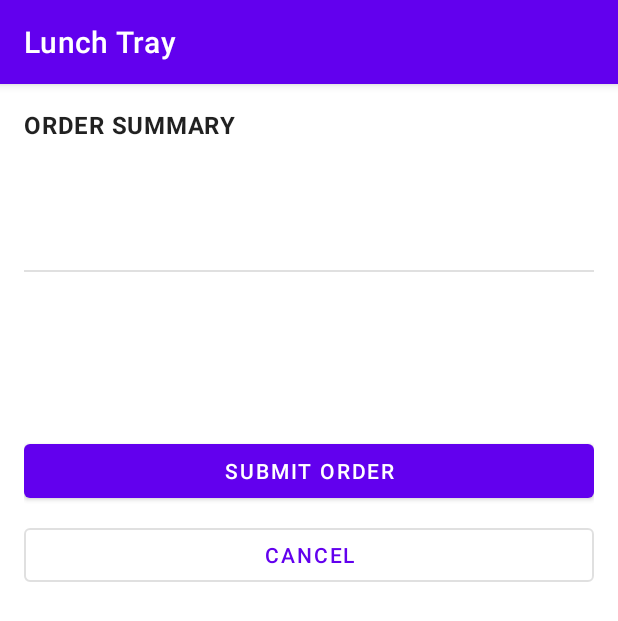
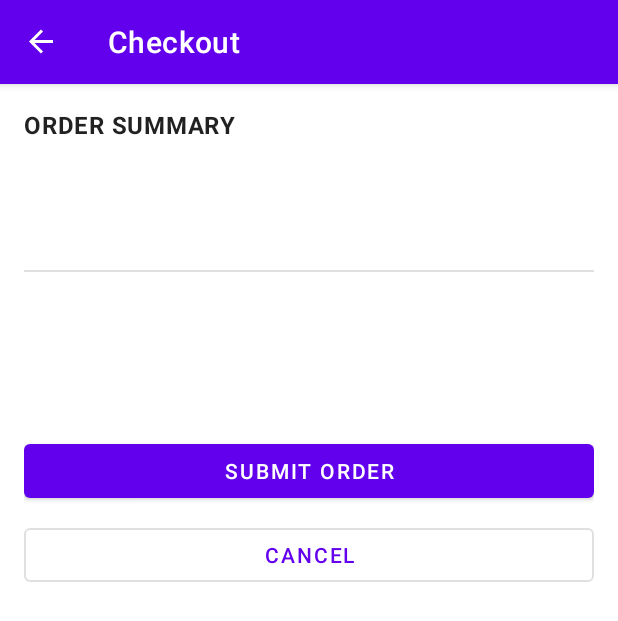
Before and after one commit to karineAntoniacomi/android-kotlin_lunch-tray-app, an Android app: the CheckoutFragment screen opened through its navigation route, on a phone screen of 412 x 824 dp. Shown: the top 621 px of the screen. Run offline under Robolectric (Android 15) with nearby library versions, the phone set to English and light mode, and no system bars; our stand-ins replace data binding, navigation-ui; 9 statements that could not run were skipped.

```diff
--- a/app/src/main/java/com/example/lunchtray/MainActivity.kt
+++ b/app/src/main/java/com/example/lunchtray/MainActivity.kt
@@ -18,26 +18,33 @@ package com.example.lunchtray
 import android.os.Bundle
 import androidx.appcompat.app.AppCompatActivity
 import androidx.navigation.NavController
+import androidx.navigation.fragment.NavHostFragment
 import androidx.navigation.ui.setupActionBarWithNavController
 import com.example.lunchtray.databinding.ActivityMainBinding
 
-class MainActivity : AppCompatActivity() {
+class MainActivity : AppCompatActivity(R.layout.activity_main)  {
 
     // Binding object instance corresponding to the activity_main.xml layout
     // when the view hierarchy is attached to the fragment.
-    private lateinit var binding: ActivityMainBinding
+    //private lateinit var binding: ActivityMainBinding
     private lateinit var navController: NavController
 
     override fun onCreate(savedInstanceState: Bundle?) {
         super.onCreate(savedInstanceState)
 
-        binding = ActivityMainBinding.inflate(layoutInflater)
-        setContentView(binding.root)
+        // acessa instancia do NavController no NavHostFragment
+        val navHostFragment = supportFragmentManager
+            .findFragmentById(R.id.nav_host_fragment) as NavHostFragment
+        navController = navHostFragment.navController
 
-        // TODO: Retrieve NavController from the NavHostFragment
+//        binding = ActivityMainBinding.inflate(layoutInflater)
+//        setContentView(binding.root)
+
+        // Retrieve NavController from the NavHostFragment
         // Set up the action bar for use with the NavController
         setupActionBarWithNavController(navController)
     }
+
     /** * Handle navigation when the user chooses up from the action bar */
     fun onSupporNavigateUp(): Boolean {
         return navController.navigateUp() || super.onSupportNavigateUp()
--- a/app/src/main/java/com/example/lunchtray/ui/order/CheckoutFragment.kt
+++ b/app/src/main/java/com/example/lunchtray/ui/order/CheckoutFragment.kt
@@ -64,6 +64,9 @@ class CheckoutFragment : Fragment() {
 
             // initialize the OrderViewModel and CheckoutFragment variables
             checkoutFragment = this@CheckoutFragment
+
+            // inicializa variavel viewModel definida no xml
+            viewModel = sharedViewModel
         }
     }
 
@@ -88,7 +91,7 @@ class CheckoutFragment : Fragment() {
     }
 
     /** * This fragment lifecycle method is called when the view hierarchy associated with the fragment
-     * is being removed. As a result, clear out the binding object */
+    is being removed. As a result, clear out the binding object */
     override fun onDestroyView() {
         super.onDestroyView()
         _binding = null
--- a/app/src/main/java/com/example/lunchtray/ui/order/EntreeMenuFragment.kt
+++ b/app/src/main/java/com/example/lunchtray/ui/order/EntreeMenuFragment.kt
@@ -78,7 +78,7 @@ class EntreeMenuFragment : Fragment() {
     }
 
     /** * This fragment lifecycle method is called when the view hierarchy associated with the fragment
-     * is being removed. As a result, clear out the binding object */
+    is being removed. As a result, clear out the binding object */
     override fun onDestroyView() {
         super.onDestroyView()
         _binding = null
--- a/app/src/main/res/layout/fragment_checkout.xml
+++ b/app/src/main/res/layout/fragment_checkout.xml
@@ -30,7 +30,7 @@
     android:id="@+id/layout_checkout"
     tools:context=".ui.order.CheckoutFragment">
 
-    <!-- TODO: Add the data binding variables of the type OrderViewModel and the CheckoutFragment -->
+    <!-- The data binding variables of the type OrderViewModel and the CheckoutFragment -->
     <data>
         <variable
             name="viewModel"
@@ -56,53 +56,59 @@
                 app:layout_constraintStart_toStartOf="parent"
                 app:layout_constraintTop_toTopOf="parent"/>
 
-            <!-- TODO: display the entree name based on the entree selection -->
+            <!-- android:text: Display the entree name based on the entree selection -->
             <TextView
                 android:id="@+id/entree_selection"
                 style="@style/Widget.LunchTray.TextView.CheckoutItem.Info"
                 app:layout_constraintStart_toStartOf="parent"
                 app:layout_constraintTop_toBottomOf="@id/order_summary"
-                tools:text="Cauliflower" />
+                tools:text="Cauliflower"
+                android:text="@{viewModel.entree.name}" />
 
-            <!-- TODO: display the entree price based on the entree selection -->
+            <!-- android:text: Display the entree price based on the entree selection -->
             <TextView
                 android:id="@+id/entree_price"
                 style="@style/Widget.LunchTray.TextView.CheckoutItem.Info"
                 app:layout_constraintEnd_toEndOf="parent"
                 app:layout_constraintTop_toTopOf="@id/entree_selection"
-                tools:text="$7.00"/>
+                tools:text="$7.00"
+                android:text="@{viewModel.entree.formattedPrice}" />
 
-            <!-- TODO: display the side name based on the side selection -->
+            <!-- android:text: Display the side name based on the side selection -->
             <TextView
                 android:id="@+id/side_selection"
                 style="@style/Widget.LunchTray.TextView.CheckoutItem.Info"
                 app:layout_constraintStart_toStartOf="parent"
                 app:layout_constraintTop_toBottomOf="@id/entree_selection"
-                tools:text="Spicy Potatoes" />
+                tools:text="Spicy Potatoes"
+                android:text="@{viewModel.side.name}" />
 
-            <!-- TODO: display the side price based on the side selection -->
+            <!-- android:text= Display the side price based on the side selection -->
             <TextView
                 android:id="@+id/side_price"
                 style="@style/Widget.LunchTray.TextView.CheckoutItem.Info"
                 app:layout_constraintEnd_toEndOf="parent"
                 app:layout_constraintTop_toTopOf="@id/side_selection"
-                tools:text="$2.00"/>
+                tools:text="$2.00"
+                android:text="@{viewModel.side.formattedPrice}" />
 
-            <!-- TODO: display the accompaniment name based on the accompaniment selection -->
+            <!-- android:text= Display the accompaniment name based on the accompaniment selection -->
             <TextView
                 android:id="@+id/accompaniment_selection"
                 style="@style/Widget.LunchTray.TextView.CheckoutItem.Info"
                 app:layout_constraintStart_toStartOf="parent"
                 app:layout_constraintTop_toBottomOf="@id/side_selection"
-                tools:text="Mixed Berries" />
+                tools:text="Mixed Berries"
+                android:text="@{viewModel.accompaniment.name}"/>
 
-            <!-- TODO: display the accompaniment price based on the accompaniment selection -->
+            <!-- android:text = Display the accompaniment price based on the accompaniment selection -->
             <TextView
                 android:id="@+id/accompaniment_price"
                 style="@style/Widget.LunchTray.TextView.CheckoutItem.Info"
                 app:layout_constraintEnd_toEndOf="parent"
                 app:layout_constraintTop_toTopOf="@id/accompaniment_selection"
-                tools:text="$1.00"/>
+                tools:text="$1.00"
+                android:text="@{viewModel.accompaniment.formattedPrice}"/>
 
             <View
                 android:id="@+id/divider"
@@ -112,24 +118,26 @@
                 app:layout_constraintStart_toStartOf="parent"
                 app:layout_constraintTop_toBottomOf="@id/accompaniment_selection" />
 
-            <!-- TODO: set the text to the current subtotal value from the view model -->
+            <!-- android:text = Set the text to the current subtotal value from the view model -->
             <TextView
                 android:id="@+id/subtotal"
                 style="@style/Widget.LunchTray.TextView.Subtotal"
                 app:layout_constraintEnd_toEndOf="parent"
                 app:layout_constraintTop_toBottomOf="@id/divider"
-                tools:text="Subtotal: $10.00"/>
+                tools:text="Subtotal: $10.00"
+                android:text="@{@string/subtotal(viewModel.subtotal)}"/>
 
-            <!-- TODO: set the text to the current tax value from the view model -->
+            <!-- Set the text to the current tax value from the view model -->
             <TextView
                 android:id="@+id/tax"
                 style="@style/Widget.LunchTray.TextView.Subtotal"
                 android:layout_marginTop="0dp"
                 app:layout_constraintEnd_toEndOf="parent"
                 app:layout_constraintTop_toBottomOf="@id/subtotal"
-                tools:text="Tax: $0.73"/>
+                tools:text="Tax: $0.73"
+                android:text="@{@string/tax(viewModel.tax)}" />
 
-            <!-- TODO: set the text to the current total value from the view model -->
+            <!-- Set the text to the current total value from the view model -->
             <TextView
                 android:id="@+id/total"
                 android:layout_width="wrap_content"
@@ -138,7 +146,8 @@
                 android:textAppearance="?attr/textAppearanceHeadline6"
                 app:layout_constraintEnd_toEndOf="parent"
                 app:layout_constraintTop_toBottomOf="@id/tax"
-                tools:text="Total: $10.73"/>
+                tools:text="Total: $10.73"
+                android:text="@{@string/total(viewModel.total)}"/>
 
             <!-- onClick: submit the order when clicked -->
             <Button
```
Also changed, not shown: app/src/main/res/layout/fragment_accompaniment_menu.xml (+14 -13 lines), app/src/main/res/layout/fragment_entree_menu.xml (+14 -11 lines), app/src/main/res/layout/fragment_side_menu.xml (+14 -12 lines), 618 other files.
